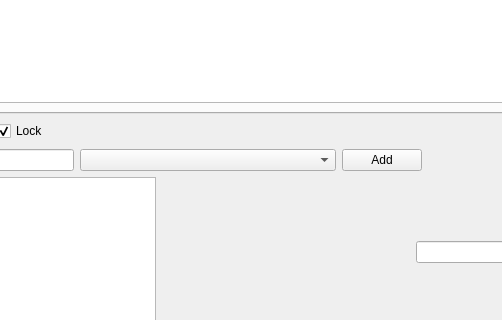
Before: the Qt Designer form src/qlabnetview/setupcurvesdialog.ui in uazure/qlabnetview, drawn with Qt 5; both pictures show x 111 to 613 and y 141 to 461 of the 800 by 600 pixel window.
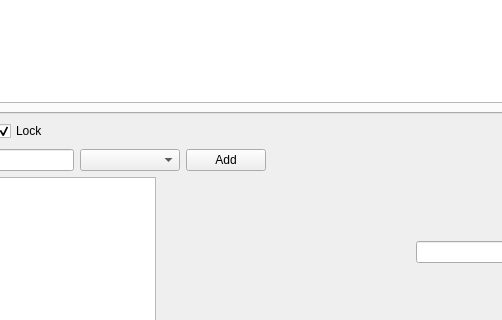
After: the same form once the commit is applied.

What changed in the file:
```diff
--- a/src/qlabnetview/setupcurvesdialog.ui
+++ b/src/qlabnetview/setupcurvesdialog.ui
@@ -160,7 +160,7 @@
      <item>
       <widget class="QComboBox" name="curveColumComboBox">
        <property name="sizePolicy">
-        <sizepolicy hsizetype="MinimumExpanding" vsizetype="Fixed">
+        <sizepolicy hsizetype="Minimum" vsizetype="Fixed">
          <horstretch>0</horstretch>
          <verstretch>0</verstretch>
         </sizepolicy>
```
